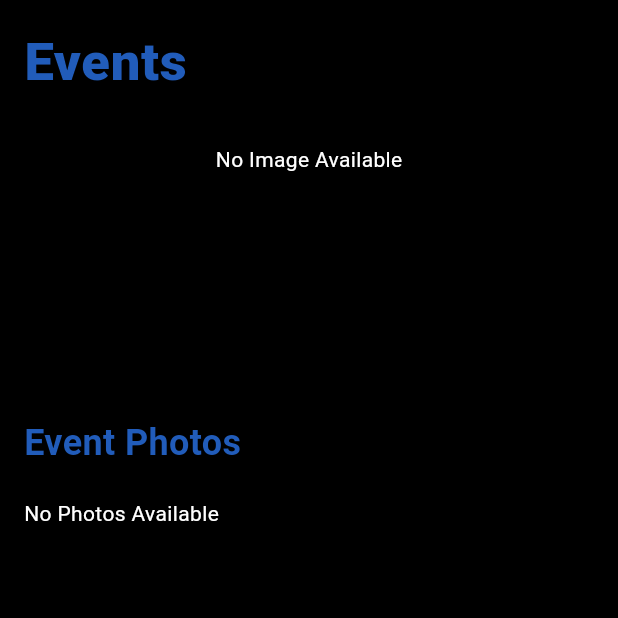
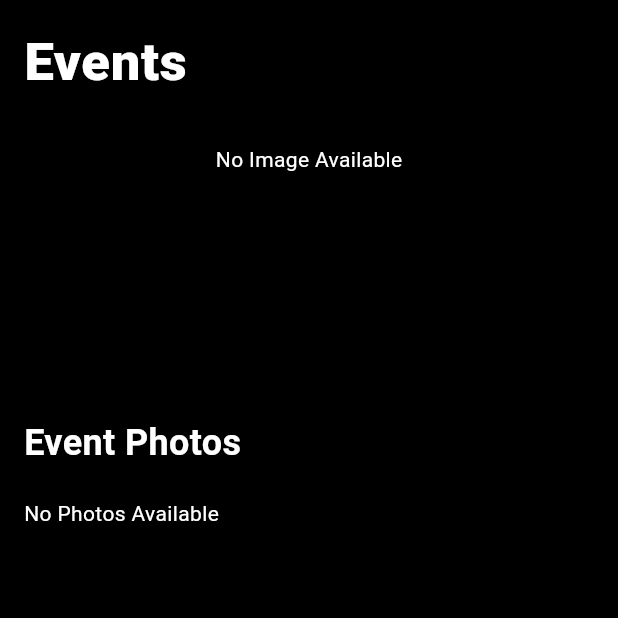
Before and after one commit to RishabhProg/Bdcoe_app, a Flutter app: the EventDetailScreen screen opened directly with empty values, on a phone screen of 412 x 824 dp, the top half of it. Run offline on Flutter 3.47's test engine with Material 3 defaults, Android fonts, the phone set to English and light mode, and no system bars; our stand-ins replace curved_navigation_bar, equatable, flip_card, flutter_bloc, flutter_svg, google_fonts and 3 more; missing offline and left inert: mobile_scanner, qr_code_scanner_plus; network calls fail.

Commit message:
colorchanged

```diff
--- a/lib/ui/eventdetail.dart
+++ b/lib/ui/eventdetail.dart
@@ -25,7 +25,7 @@ class EventDetailScreen extends StatelessWidget {
           'Events',
           style:GoogleFonts.aBeeZee(
             textStyle: const TextStyle(
-              color: Color.fromARGB(255, 33, 92, 186),
+              color: Colors.white,
               letterSpacing: .5,
               fontSize: 35,
               fontWeight: FontWeight.w800,
@@ -52,7 +52,7 @@ class EventDetailScreen extends StatelessWidget {
               style: const TextStyle(
                 fontSize: 24,
                 fontWeight: FontWeight.bold,
-                color: Color.fromARGB(255, 33, 92, 186),
+                color: Colors.white,
               ),
             ),
 
@@ -70,7 +70,7 @@ class EventDetailScreen extends StatelessWidget {
               style: TextStyle(
                 fontSize: 24,
                 fontWeight: FontWeight.bold,
-                color: Color.fromARGB(255, 33, 92, 186),
+                color: Colors.white,
               ),
             ),
             const SizedBox(height:20),
```
